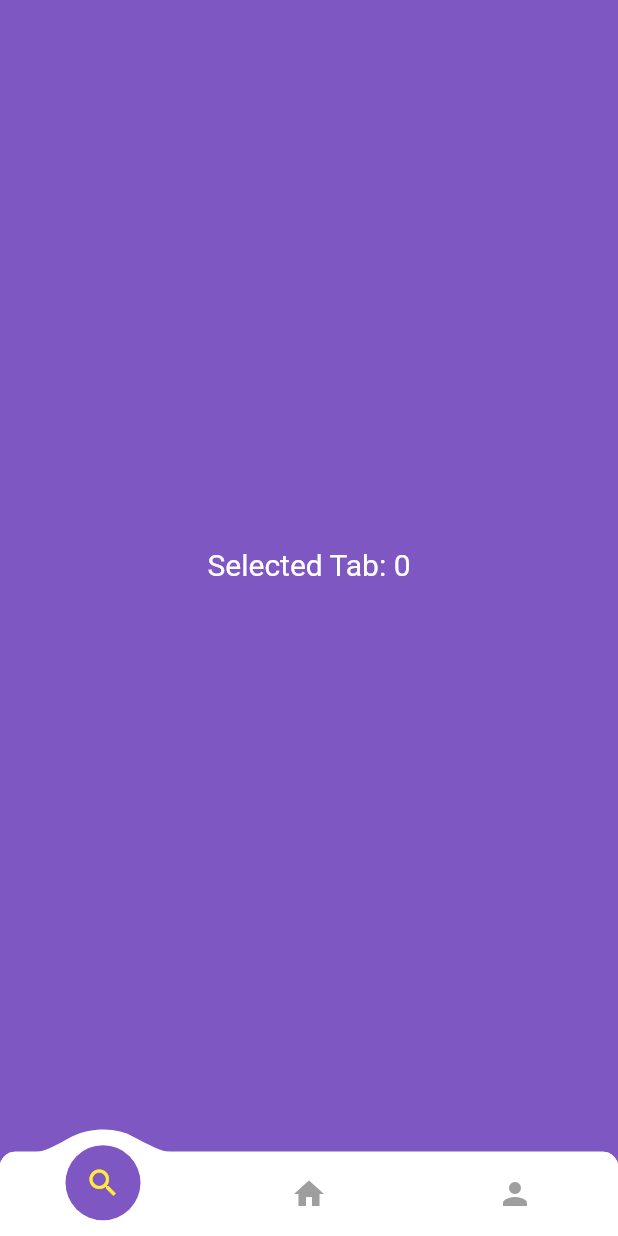
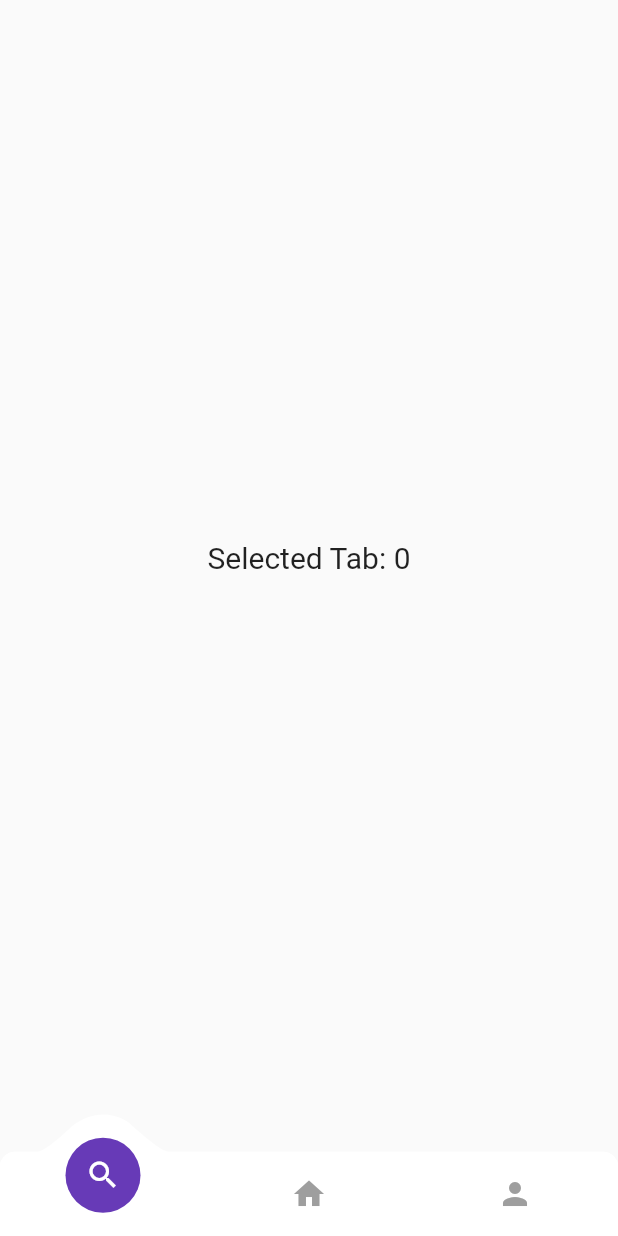
Before and after one commit to AymanProjects/Molten_NavigationBar_Flutter, a Flutter app: the screen it shows after launch, on a phone screen of 412 x 824 dp. Run offline on Flutter 3.47's test engine with Material 2 defaults, Android fonts, the phone set to English and light mode, and no system bars.

Commit message:
add null safety

```diff
--- a/example/lib/main.dart
+++ b/example/lib/main.dart
@@ -17,18 +17,26 @@ class _MyAppState extends State<MyApp> {
   @override
   Widget build(BuildContext context) {
     return MaterialApp(
-      theme: Theme.of(context).copyWith(primaryColor: Colors.deepPurple[400]),
+      theme: Theme.of(context).copyWith(
+        // primaryColor: Colors.deepPurple[400],
+        colorScheme: ColorScheme.fromSwatch(
+          primarySwatch: Colors.deepPurple,
+        ),
+      ),
       home: Scaffold(
         body: Center(
           child: Text(
             'Selected Tab: $_selectedIndex',
-            style: TextStyle(fontSize: 20, color: Colors.white),
+            style: TextStyle(
+              fontSize: 20,
+            ),
           ),
         ),
-        backgroundColor: Colors.deepPurple[400],
+        // backgroundColor: Colors.deepPurple[400],
         // you can use the molten bar in the scaffold's bottomNavigationBar
         bottomNavigationBar: MoltenBottomNavigationBar(
           selectedIndex: _selectedIndex,
+          domeHeight: 25,
           // specify what will happen when a tab is clicked
           onTabChange: (clickedIndex) {
             setState(() {
@@ -39,15 +47,17 @@ class _MyAppState extends State<MyApp> {
           tabs: [
             MoltenTab(
               icon: Icon(Icons.search),
-              selectedColor: Colors.yellow,
+
+              // selectedColor: Colors.yellow,
             ),
             MoltenTab(
               icon: Icon(Icons.home),
-              selectedColor: Colors.yellow,
+              title: Text('home'),
+              // selectedColor: Colors.yellow,
             ),
             MoltenTab(
               icon: Icon(Icons.person),
-              selectedColor: Colors.yellow,
+              // selectedColor: Colors.yellow,
             ),
           ],
         ),
--- a/example/pubspec.yaml
+++ b/example/pubspec.yaml
@@ -4,13 +4,13 @@ publish_to: 'none' # Remove this line if you wish to publish to pub.dev
 version: 1.0.0+1
 
 environment:
-  sdk: ">=2.7.0 <3.0.0"
+  sdk: ">=2.12.0 <3.0.0"
 
 dependencies:
   flutter:
     sdk: flutter
   molten_navigationbar_flutter:
-    path: ../../molten_navigationbar_flutter
+    path: ../
 
 
 
--- a/lib/molten_navigationbar_flutter.dart
+++ b/lib/molten_navigationbar_flutter.dart
@@ -1,7 +1,9 @@
 library molten_navigationbar_flutter;
 
+import 'dart:math';
 import 'dart:ui';
 import 'package:flutter/material.dart';
+import 'package:collection/collection.dart';
 
 class MoltenBottomNavigationBar extends StatelessWidget {
   /// specify a Height for the bar, Default is kBottomNavigationBarHeight
@@ -14,7 +16,7 @@ class MoltenBottomNavigationBar extends StatelessWidget {
   final double domeWidth;
 
   /// If a null value is passed, the [domeCircleColor] will be Theme.primaryColor
-  final Color domeCircleColor;
+  final Color? domeCircleColor;
 
   /// The size of the inner circle representing a seleted tab
   ///
@@ -27,7 +29,7 @@ class MoltenBottomNavigationBar extends StatelessWidget {
   /// specify a color to be used as a background color, Default is Theme.bottomAppBarColor
   ///
   /// If the opacity is less than 1, it will automatically be 1
-  final Color barColor;
+  final Color? barColor;
 
   /// List of [MoltenTab], each wil have an icon as the main widget, selcted color and unselected color
   final List<MoltenTab> tabs;
@@ -42,19 +44,19 @@ class MoltenBottomNavigationBar extends StatelessWidget {
   final Curve curve;
 
   /// How long the animation should last, Default is Duration(milliseconds: 150)
-  final Duration duration;
+  final Duration? duration;
 
   /// Applied to all 4 border sides, Default is 0
   final double borderSize;
 
   /// Applied to all border sides
-  final Color borderColor;
+  final Color? borderColor;
 
   /// How much each angle is curved.
   /// Default is: (topLeft: Radius.circular(10), topRight: Radius.circular(10))
   ///
   /// Note that high raduis values may decrease the dome width.
-  final BorderRadius borderRaduis;
+  final BorderRadius? borderRaduis;
 
   /// An animated bottom navigation that makes your app looks better
   /// with customizable attrinutes
@@ -62,26 +64,23 @@ class MoltenBottomNavigationBar extends StatelessWidget {
   /// Give an [onTabChange] callback to specify what will happen whenever a tab is selected.
   /// [tabs] are of type MoltenTab, use them to display selectable tabs.
   MoltenBottomNavigationBar({
-    Key key,
+    Key? key,
     this.barHeight = kBottomNavigationBarHeight,
     this.barColor,
     this.domeHeight = 15.0,
     this.domeWidth = 100,
     this.domeCircleColor,
     this.domeCircleSize = 50.0,
-    this.tabs,
+    required this.tabs,
     this.margin = EdgeInsets.zero,
-    @required this.selectedIndex,
-    @required this.onTabChange,
+    required this.selectedIndex,
+    required this.onTabChange,
     this.duration,
     this.curve = Curves.linear,
     this.borderColor,
     this.borderSize = 0,
     this.borderRaduis,
-  })  : assert(tabs != null),
-        assert(onTabChange != null),
-        assert(selectedIndex != null),
-        super(key: key);
+  }) : super(key: key);
 
   @override
   Widget build(BuildContext context) {
@@ -91,20 +90,19 @@ class MoltenBottomNavigationBar extends StatelessWidget {
               topLeft: Radius.circular(10), topRight: Radius.circular(10));
 
       final Color _barColor =
-          (barColor?.withOpacity(1)) ?? Theme.of(context).bottomAppBarColor;
+          (barColor?.withOpacity(1)) ?? Theme.of(context).colorScheme.surface;
 
-      final Color _domeCircleColor =
-          (domeCircleColor?.withOpacity(1)) ?? Theme.of(context).primaryColor;
+      final Color _domeCircleColor = (domeCircleColor?.withOpacity(1)) ??
+          Theme.of(context).colorScheme.primary;
 
       final double _tabWidth =
           (constraints.biggest.width - margin.horizontal) / tabs.length;
 
-      final double _domeWidth =
-          (domeWidth == null || domeWidth > _tabWidth) ? _tabWidth : domeWidth;
+      final double _domeWidth = min(domeWidth, _tabWidth);
 
       assert(domeCircleSize <= (barHeight + domeHeight),
           'domeCircleSize must be less than or equal to (barHeight + domeHeight)');
-
+      final selectedTab = tabs[selectedIndex];
       return Container(
         height: barHeight + domeHeight,
         margin: margin,
@@ -120,7 +118,7 @@ class MoltenBottomNavigationBar extends StatelessWidget {
                   width: borderSize,
                   color: (borderColor == null || borderSize < 1)
                       ? _barColor
-                      : borderColor,
+                      : borderColor!,
                 ),
               ),
             ),
@@ -143,7 +141,7 @@ class MoltenBottomNavigationBar extends StatelessWidget {
             ),
             AnimatedPositioned(
               top: 0,
-              bottom: 0,
+              bottom: selectedTab.title == null ? 0 : 16,
               curve: curve,
               duration: duration ?? Duration(milliseconds: 150),
               left: _tabWidth * selectedIndex,
@@ -158,23 +156,32 @@ class MoltenBottomNavigationBar extends StatelessWidget {
                 ),
               ),
             ),
-            ...tabs.map((tab) {
-              int index = tabs.indexOf(tab);
+            ...tabs.mapIndexed((index, tab) {
+              final isSelected = index == selectedIndex;
+              final title = tab.title;
               return AnimatedPositioned(
                 curve: curve,
                 duration: duration ?? Duration(milliseconds: 150),
-                top: index == selectedIndex ? 0 : domeHeight,
+                top: isSelected ? 0 : domeHeight,
                 bottom: 0,
                 left: _tabWidth * index,
                 width: _normalizeDomeOnEdge(_tabWidth, index),
-                child: _MoltenTabWrapper(
-                  tab: tab,
-                  onTab: () => onTabChange(index),
-                  isSelected: index == selectedIndex,
-                  circleSize: domeCircleSize,
+                child: Column(
+                  children: [
+                    Expanded(
+                      child: _MoltenTabWrapper(
+                        tab: tab,
+                        onTab: () => onTabChange(index),
+                        isSelected: isSelected,
+                        circleSize: domeCircleSize,
+                      ),
+                    ),
+                    // const SizedBox(height: 8),
+                    if (isSelected && title != null) title,
+                  ],
                 ),
               );
-            }).toList(),
+            }),
           ],
         ),
       );
@@ -182,11 +189,11 @@ class MoltenBottomNavigationBar extends StatelessWidget {
   }
 
   Widget _animatedPositionedDome({
-    double top,
-    double domeWidth,
-    double domeHeight,
-    Color domeColor,
-    double tabWidth,
+    required double top,
+    required double domeWidth,
+    required double domeHeight,
+    required Color domeColor,
+    required double tabWidth,
   }) {
     return AnimatedPositioned(
       curve: curve,
@@ -227,10 +234,10 @@ class _MoltenTabWrapper extends StatelessWidget {
   final Function onTab;
   final double circleSize;
   _MoltenTabWrapper({
-    this.tab,
-    this.isSelected,
-    this.onTab,
-    this.circleSize,
+    required this.tab,
+    required this.isSelected,
+    required this.onTab,
+    required this.circleSize,
   });
   @override
   Widget build(BuildContext context) {
@@ -262,24 +269,28 @@ class MoltenTab {
   /// Can be any [Widget].
   final Widget icon;
 
+  /// title when tab is selected
+  final Widget? title;
+
   /// The [icon] color when the tab is selected
   ///
   /// White if not set
-  final Color selectedColor;
+  final Color? selectedColor;
 
   /// The [icon] color when the tab is unselected
   ///
   /// Grey if not set
-  final Color unselectedColor;
+  final Color? unselectedColor;
 
   /// This represents each tab in the navigation bar.
   ///
   /// [icon] must not be null
   MoltenTab({
-    @required this.icon,
+    required this.icon,
     this.selectedColor,
+    this.title,
     this.unselectedColor,
-  }) : assert(icon != null);
+  });
 }
 
 class _MoltenDome extends StatelessWidget {
@@ -287,12 +298,10 @@ class _MoltenDome extends StatelessWidget {
   final double height;
   final double width;
   _MoltenDome({
-    this.color,
-    this.height,
-    this.width,
-  })  : assert(color != null),
-        assert(height != null),
-        assert(width != null);
+    required this.color,
+    required this.height,
+    required this.width,
+  });
 
   @override
   Widget build(BuildContext context) {
@@ -309,7 +318,9 @@ class _MoltenDome extends StatelessWidget {
 
 class _DomePainter extends CustomPainter {
   final Color color;
-  _DomePainter({this.color});
+  _DomePainter({
+    required this.color,
+  });
 
   @override
   void paint(Canvas canvas, Size size) {
```
Also changed, not shown: pubspec.yaml (+3 -6 lines), example/pubspec.lock, pubspec.lock.
